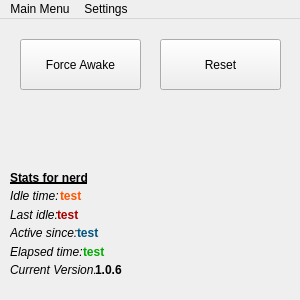
Before: the Qt Designer form mainwindow.ui in proscawards/force-awaken, drawn with Qt 5.
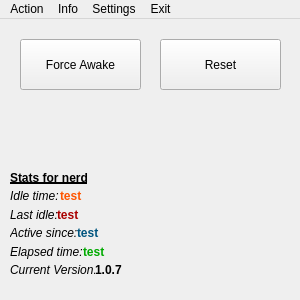
After: the same form once the commit is applied. Icons and pictures are not drawn.

Diff of the .ui file:
```diff
--- a/mainwindow.ui
+++ b/mainwindow.ui
@@ -272,7 +272,7 @@
           </font>
          </property>
          <property name="text">
-          <string>1.0.6</string>
+          <string>1.0.7</string>
          </property>
         </widget>
        </item>
@@ -310,7 +310,7 @@
       <x>10</x>
       <y>90</y>
       <width>281</width>
-      <height>41</height>
+      <height>31</height>
      </rect>
     </property>
     <layout class="QVBoxLayout" name="verticalLayout">
@@ -375,7 +375,7 @@
    </property>
    <widget class="QMenu" name="menuExit">
     <property name="title">
-     <string>Main Menu</string>
+     <string>Action</string>
     </property>
     <addaction name="actionForce_Awake"/>
     <addaction name="actionReset"/>
@@ -398,9 +398,28 @@
     <addaction name="actionfaIdle"/>
     <addaction name="separator"/>
     <addaction name="actionFaOnInit"/>
+    <addaction name="actionFaOnHidden"/>
+   </widget>
+   <widget class="QMenu" name="menuExit_2">
+    <property name="title">
+     <string>Exit</string>
+    </property>
+    <addaction name="actionExit_to_system_tray"/>
+    <addaction name="actionExit_Application"/>
+   </widget>
+   <widget class="QMenu" name="menuAbout">
+    <property name="title">
+     <string>Info</string>
+    </property>
+    <addaction name="actionHow_to_use"/>
+    <addaction name="actionSource_Codes"/>
+    <addaction name="separator"/>
+    <addaction name="action_Copyright_2022_proscawards_All_rights_reserved_Made_with_and"/>
    </widget>
    <addaction name="menuExit"/>
+   <addaction name="menuAbout"/>
    <addaction name="menuSettings"/>
+   <addaction name="menuExit_2"/>
   </widget>
   <action name="action_Copyright_2022_proscawards_All_rights_reserved_Made_with_and">
    <property name="enabled">
```
Left out of the diff: 21 changed lines with no effect on the pictures.
